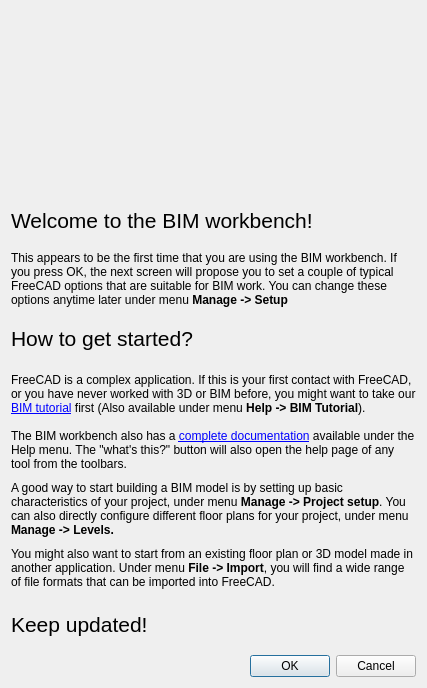
Before: the Qt Designer form src/Mod/BIM/Resources/ui/dialogWelcome.ui in southseact-3d/fcd, drawn with Qt 5.
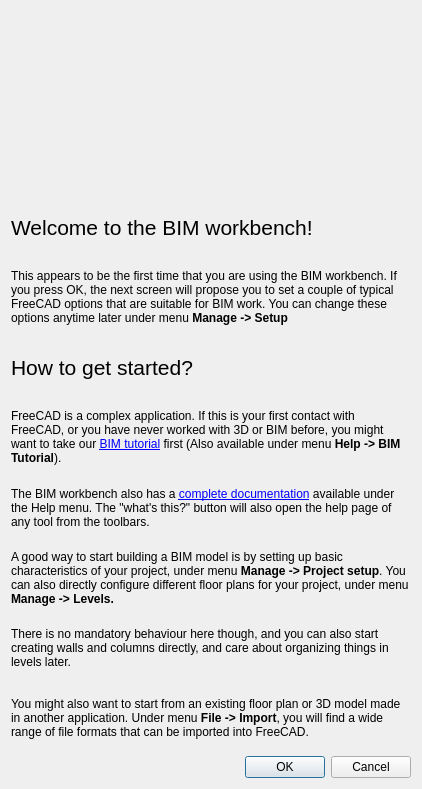
After: the same form once the commit is applied. Icons and pictures are not drawn.

Commit message:
BIM: Reworked preferences and setup screens
* Reworded welcome screen, removed "update" section
* Removed Webtools and Start option from setup dialog - fixes #14179
* Renamed Arch preferecnes to BIM - fixes #14121
* Moved NativeIFC preferences to BIM - fixes #14137

```diff
--- a/src/Mod/BIM/Resources/ui/dialogWelcome.ui
+++ b/src/Mod/BIM/Resources/ui/dialogWelcome.ui
@@ -6,8 +6,8 @@
    <rect>
     <x>0</x>
     <y>0</y>
-    <width>427</width>
-    <height>688</height>
+    <width>412</width>
+    <height>789</height>
    </rect>
   </property>
   <property name="windowTitle">
@@ -16,6 +16,12 @@
   <layout class="QVBoxLayout" name="verticalLayout">
    <item>
     <widget class="QLabel" name="image">
+     <property name="sizePolicy">
+      <sizepolicy hsizetype="Fixed" vsizetype="Fixed">
+       <horstretch>0</horstretch>
+       <verstretch>0</verstretch>
+      </sizepolicy>
+     </property>
      <property name="minimumSize">
       <size>
        <width>400</width>
@@ -91,6 +97,16 @@
      </property>
     </widget>
    </item>
+   <item>
+    <widget class="QLabel" name="label_8">
+     <property name="text">
+      <string>There is no mandatory behaviour here though, and you can also start creating walls and columns directly, and care about organizing things in levels later.</string>
+     </property>
+     <property name="wordWrap">
+      <bool>true</bool>
+     </property>
+    </widget>
+   </item>
    <item>
     <widget class="QLabel" name="label_6">
      <property name="text">
@@ -101,18 +117,6 @@
      </property>
     </widget>
    </item>
-   <item>
-    <widget class="QLabel" name="label_8">
-     <property name="font">
-      <font>
-       <pointsize>16</pointsize>
-      </font>
-     </property>
-     <property name="text">
-      <string>Keep updated!</string>
-     </property>
-    </widget>
-   </item>
    <item>
     <widget class="QDialogButtonBox" name="buttonBox">
      <property name="orientation">
```
Left out of the diff: 16 changed lines with no effect on the pictures. The commit also changes 7 other files.
